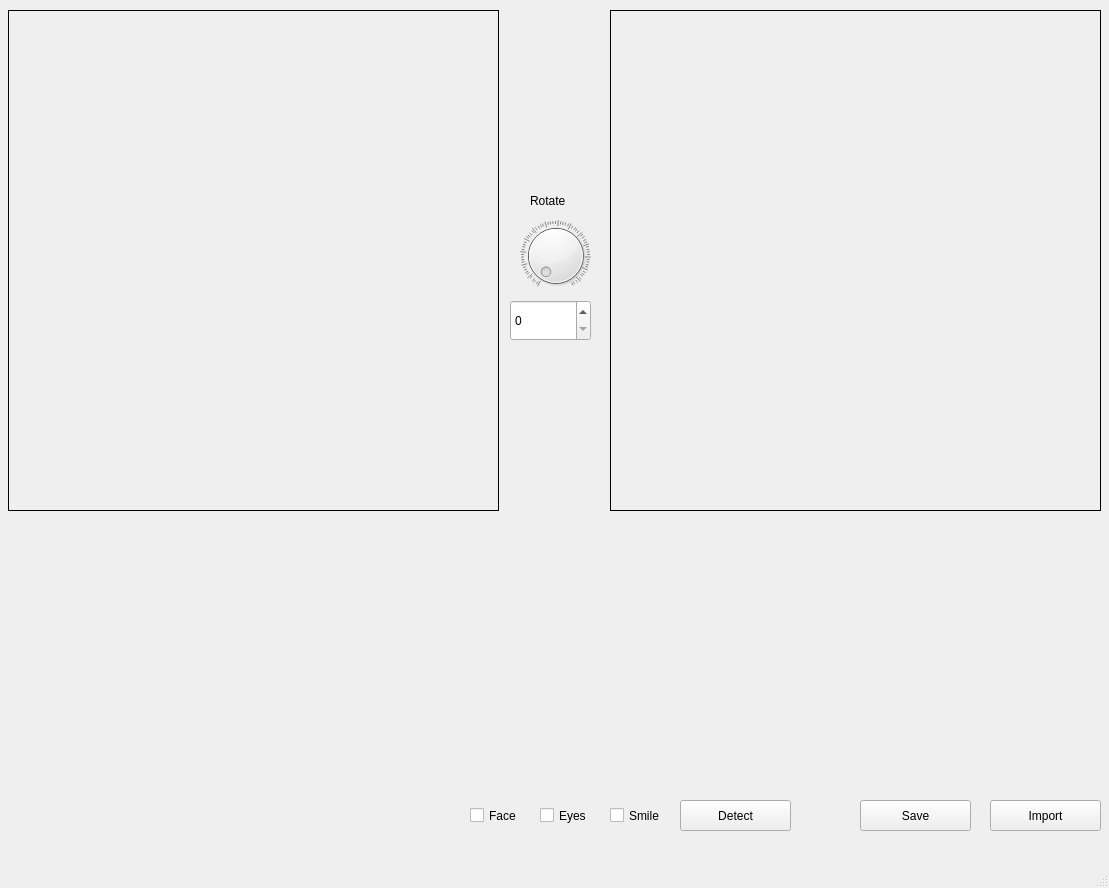
First picture: the form in coreUI/main_window.ui, repository prateekgurnani10/Image_recognition, before the edit.
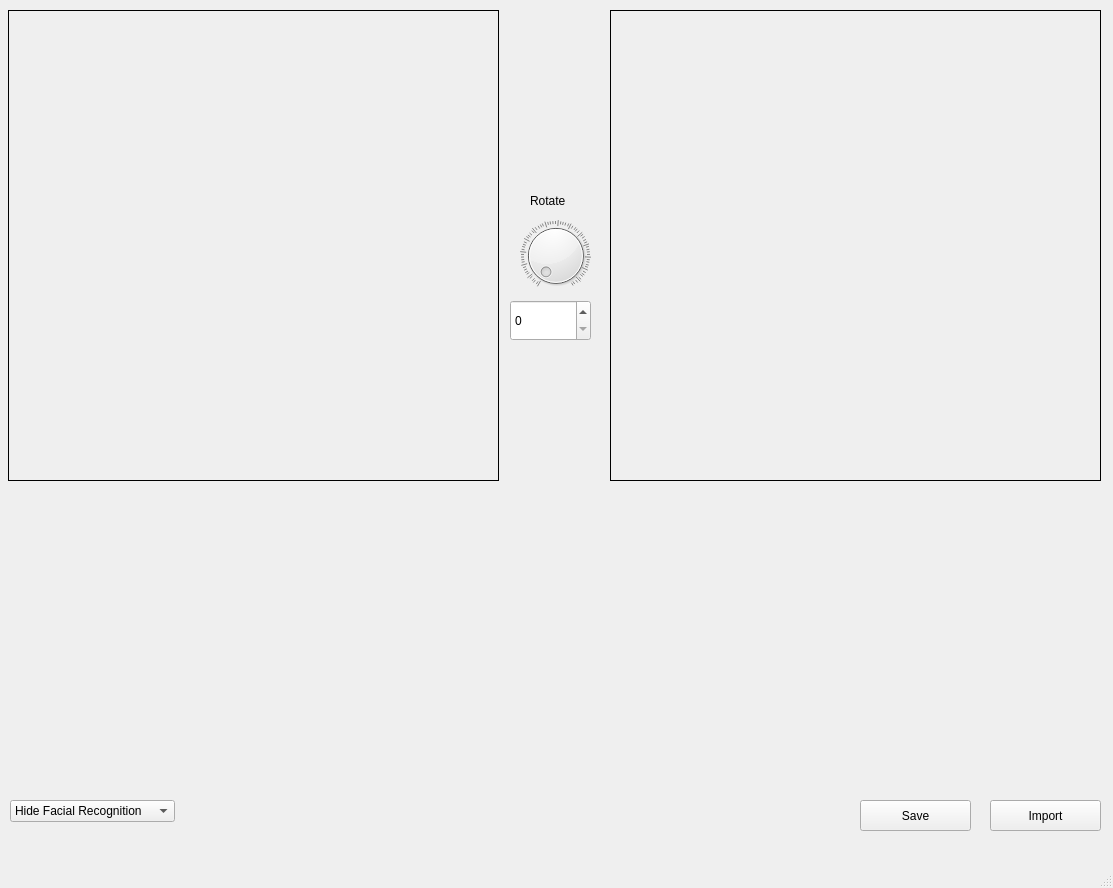
Second picture: the form after the edit.

Commit message: Added a comboBox for facial recog and live recog on import

The edit to the form file:
```diff
--- a/coreUI/main_window.ui
+++ b/coreUI/main_window.ui
@@ -9,7 +9,7 @@
    <rect>
     <x>0</x>
     <y>0</y>
-    <width>1109</width>
+    <width>1113</width>
     <height>888</height>
    </rect>
   </property>
@@ -23,7 +23,7 @@
       <x>8</x>
       <y>10</y>
       <width>491</width>
-      <height>501</height>
+      <height>471</height>
      </rect>
     </property>
     <property name="frameShape">
@@ -42,7 +42,7 @@
       <x>610</x>
       <y>10</y>
       <width>491</width>
-      <height>501</height>
+      <height>471</height>
      </rect>
     </property>
     <property name="frameShape">
@@ -91,87 +91,6 @@
      <string>Import</string>
     </property>
    </widget>
-   <widget class="QPushButton" name="detectButton">
-    <property name="geometry">
-     <rect>
-      <x>680</x>
-      <y>800</y>
-      <width>111</width>
-      <height>31</height>
-     </rect>
-    </property>
-    <property name="font">
-     <font>
-      <pointsize>9</pointsize>
-     </font>
-    </property>
-    <property name="text">
-     <string>Detect</string>
-    </property>
-   </widget>
-   <widget class="QCheckBox" name="detectFaceCheckBox">
-    <property name="geometry">
-     <rect>
-      <x>470</x>
-      <y>800</y>
-      <width>61</width>
-      <height>31</height>
-     </rect>
-    </property>
-    <property name="font">
-     <font>
-      <pointsize>9</pointsize>
-     </font>
-    </property>
-    <property name="layoutDirection">
-     <enum>Qt::LeftToRight</enum>
-    </property>
-    <property name="text">
-     <string>Face</string>
-    </property>
-   </widget>
-   <widget class="QCheckBox" name="detectEyesCheckBox">
-    <property name="geometry">
-     <rect>
-      <x>540</x>
-      <y>800</y>
-      <width>61</width>
-      <height>31</height>
-     </rect>
-    </property>
-    <property name="font">
-     <font>
-      <pointsize>9</pointsize>
-     </font>
-    </property>
-    <property name="layoutDirection">
-     <enum>Qt::LeftToRight</enum>
-    </property>
-    <property name="text">
-     <string>Eyes</string>
-    </property>
-   </widget>
-   <widget class="QCheckBox" name="detectSmileCheckBox">
-    <property name="geometry">
-     <rect>
-      <x>610</x>
-      <y>800</y>
-      <width>61</width>
-      <height>31</height>
-     </rect>
-    </property>
-    <property name="font">
-     <font>
-      <pointsize>9</pointsize>
-     </font>
-    </property>
-    <property name="layoutDirection">
-     <enum>Qt::LeftToRight</enum>
-    </property>
-    <property name="text">
-     <string>Smile</string>
-    </property>
-   </widget>
    <widget class="QDial" name="rotateImgDial">
     <property name="geometry">
      <rect>
@@ -236,10 +155,10 @@
    <widget class="QWidget" name="verticalLayoutWidget">
     <property name="geometry">
      <rect>
-      <x>0</x>
-      <y>520</y>
-      <width>1101</width>
-      <height>271</height>
+      <x>10</x>
+      <y>560</y>
+      <width>1091</width>
+      <height>231</height>
      </rect>
     </property>
     <layout class="QVBoxLayout" name="sliderLayout">
@@ -248,6 +167,58 @@
      </property>
     </layout>
    </widget>
+   <widget class="QLabel" name="imgDescriptLabel">
+    <property name="geometry">
+     <rect>
+      <x>10</x>
+      <y>510</y>
+      <width>481</width>
+      <height>21</height>
+     </rect>
+    </property>
+    <property name="font">
+     <font>
+      <pointsize>10</pointsize>
+     </font>
+    </property>
+    <property name="midLineWidth">
+     <number>0</number>
+    </property>
+    <property name="text">
+     <string/>
+    </property>
+    <property name="alignment">
+     <set>Qt::AlignCenter</set>
+    </property>
+   </widget>
+   <widget class="QComboBox" name="facialRecogComboBox">
+    <property name="geometry">
+     <rect>
+      <x>10</x>
+      <y>800</y>
+      <width>201</width>
+      <height>31</height>
+     </rect>
+    </property>
+    <property name="font">
+     <font>
+      <pointsize>9</pointsize>
+     </font>
+    </property>
+    <property name="sizeAdjustPolicy">
+     <enum>QComboBox::AdjustToContents</enum>
+    </property>
+    <item>
+     <property name="text">
+      <string>Hide Facial Recognition</string>
+     </property>
+    </item>
+    <item>
+     <property name="text">
+      <string>Show Facial Recognition</string>
+     </property>
+    </item>
+   </widget>
   </widget>
   <widget class="QStatusBar" name="statusbar"/>
   <widget class="QMenuBar" name="menubar">
```
Left out of the diff: 2 changed lines with no effect on the pictures. The commit also changes 1 other file.
